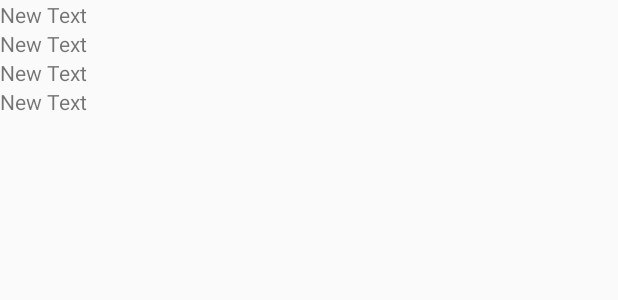
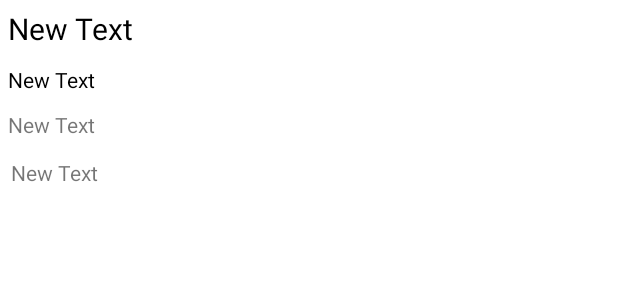
Before and after one commit to skim770/CampusEats, an Android app: the layout activity_event.xml on its own in the app's theme, with its tools: preview values and no code run, on a phone screen of 412 x 824 dp. Shown: the top 300 px of the screen. Run offline under Robolectric (Android 15) with nearby library versions, the phone set to English and light mode, and no system bars.

Commit message:
Feed and Event UI updates, Registration workaround found, Calendar bug fixed

```diff
--- a/android/CampusEats/app/build.gradle
+++ b/android/CampusEats/app/build.gradle
@@ -30,6 +30,7 @@ dependencies {
     compile 'com.google.firebase:firebase-auth:9.2.1'
     compile 'com.google.firebase:firebase-database:9.2.1'
     compile 'com.google.android.gms:play-services:9.2.1'
+    compile 'com.android.support:cardview-v7:23.+'
 }
 
 apply plugin: 'com.google.gms.google-services'
--- a/android/CampusEats/app/src/main/java/ffoc/campuseats/CalendarActivity.java
+++ b/android/CampusEats/app/src/main/java/ffoc/campuseats/CalendarActivity.java
@@ -132,6 +132,7 @@ public class CalendarActivity extends AppCompatActivity {
                         } else {
                             eventName.setText("");
                         }
+                        posts.clear();
                         for(int i = 0; i < dataSnapshot.getChildrenCount(); i++) {
                             DataSnapshot iteration = snap.iterator().next();
                             //String str = iteration.child("title").getValue().toString();
--- a/android/CampusEats/app/src/main/java/ffoc/campuseats/FeedActivity.java
+++ b/android/CampusEats/app/src/main/java/ffoc/campuseats/FeedActivity.java
@@ -143,6 +143,7 @@ public class FeedActivity extends AppCompatActivity {
                     String location = iteration.child("location").getValue().toString();
                     String summary = iteration.child("summary").getValue().toString();
                     String body = iteration.child("body").getValue().toString();
+                    String img = iteration.child("image").getValue().toString();
 
                     DataSnapshot times = iteration.child("times_gmt");
                     Iterable<DataSnapshot> iterableTimes = times.getChildren();
@@ -161,6 +162,8 @@ public class FeedActivity extends AppCompatActivity {
                             e.printStackTrace();
                         }
 
+
+                        tempPost.imgUrl = img;
                         posts.add(tempPost);
                         //titles.add(tempPost.realDate.toString());
 
--- a/android/CampusEats/app/src/main/java/ffoc/campuseats/LoginActivity.java
+++ b/android/CampusEats/app/src/main/java/ffoc/campuseats/LoginActivity.java
@@ -1,6 +1,7 @@
 package ffoc.campuseats;
 
 import android.content.Intent;
+import android.net.Uri;
 import android.support.v7.app.AppCompatActivity;
 import android.os.Bundle;
 import android.support.v7.widget.Toolbar;
@@ -33,7 +34,9 @@ public class LoginActivity extends AppCompatActivity {
             public void onClick(View v) {
                 //create user
                 //auth.createUserWithEmailAndPassword(emailEdit.getText().toString(),passwordEdit.getText().toString());
-                startActivity(new Intent(LoginActivity.this, WebLogin.class));
+                Intent intent = new Intent(Intent.ACTION_VIEW, Uri.parse("https://project-2581007719456375150.firebaseapp.com/src/login/register.html"));
+                startActivity(intent);
+                //startActivity(new Intent(LoginActivity.this, WebLogin.class));
             }
         });
 
--- a/android/CampusEats/app/src/main/java/ffoc/campuseats/Post.java
+++ b/android/CampusEats/app/src/main/java/ffoc/campuseats/Post.java
@@ -17,6 +17,7 @@ public class Post implements Comparable<Post>{
     String date;
     String loc;
     String title;
+    String imgUrl;
     Date realDate;
     public String time;
 
--- a/android/CampusEats/app/src/main/res/layout/activity_event.xml
+++ b/android/CampusEats/app/src/main/res/layout/activity_event.xml
@@ -1,30 +1,38 @@
 <?xml version="1.0" encoding="utf-8"?>
 <LinearLayout xmlns:android="http://schemas.android.com/apk/res/android"
     android:orientation="vertical" android:layout_width="match_parent"
-    android:layout_height="match_parent">
+    android:layout_height="match_parent"
+    android:background="#ffffff">
 
     <TextView
         android:layout_width="wrap_content"
         android:layout_height="wrap_content"
         android:text="New Text"
-        android:id="@+id/titleText" />
+        android:id="@+id/titleText"
+        android:textSize="9pt"
+        android:textColor="@color/black"
+        android:padding="5dp" />
 
     <TextView
         android:layout_width="wrap_content"
         android:layout_height="wrap_content"
         android:text="New Text"
-        android:id="@+id/timeText" />
+        android:id="@+id/timeText"
+        android:textColor="@color/black"
+        android:padding="5dp" />
 
     <TextView
         android:layout_width="wrap_content"
         android:layout_height="wrap_content"
         android:text="New Text"
-        android:id="@+id/summaryText" />
+        android:id="@+id/summaryText"
+        android:padding="5dp" />
 
     <TextView
         android:layout_width="wrap_content"
         android:layout_height="wrap_content"
         android:text="New Text"
-        android:id="@+id/bodyText" />
+        android:id="@+id/bodyText"
+        android:padding="7dp" />
 
 </LinearLayout>
--- a/android/CampusEats/app/src/main/res/layout/activity_listview.xml
+++ b/android/CampusEats/app/src/main/res/layout/activity_listview.xml
@@ -20,7 +20,9 @@
         android:layout_height="match_parent"
         xmlns:app="http://schemas.android.com/apk/res-auto"
         android:id="@+id/list_view"
-        android:layout_below="@+id/my_toolbar">
+        android:layout_below="@+id/my_toolbar"
+        android:divider="@null"
+        android:dividerHeight="0dp">
 
     </ListView>
 
```
Also changed, not shown: android/CampusEats/app/src/main/java/ffoc/campuseats/CustomAdapter.java (+29 -0 lines), android/CampusEats/app/src/main/res/layout/rowlayout.xml (+30 -9 lines).
